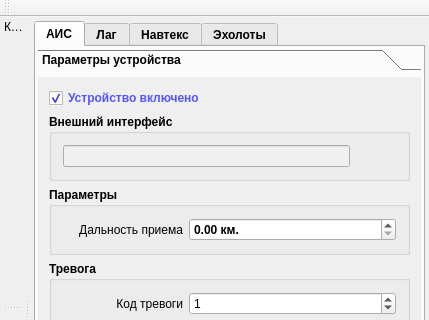
This is Emulator_test/mainwindow.ui in breton75/R_Card_test as Qt 5 draws it before an edit; both pictures show x 0 to 429 and y 0 to 320 of the 429 by 842 pixel window. The edited form follows.
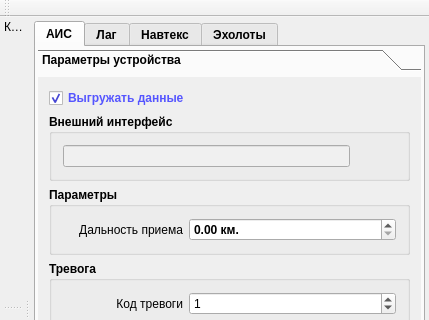
This is the edited form. The open tabs and pages were chosen to show the change. Icons and pictures are not drawn. Custom widgets are drawn as their Qt base class.

Patch:
```diff
--- a/Emulator_test/mainwindow.ui
+++ b/Emulator_test/mainwindow.ui
@@ -128,8 +128,8 @@
                <rect>
                 <x>0</x>
                 <y>0</y>
-                <width>292</width>
-                <height>317</height>
+                <width>367</width>
+                <height>441</height>
                </rect>
               </property>
               <attribute name="label">
@@ -154,7 +154,7 @@
                   <string notr="true">color: rgb(85, 85, 255);</string>
                  </property>
                  <property name="text">
-                  <string>Устройство включено</string>
+                  <string>Выгружать данные</string>
                  </property>
                  <property name="checked">
                   <bool>true</bool>
```
Left out of the diff: 14 changed lines with no effect on the pictures.
